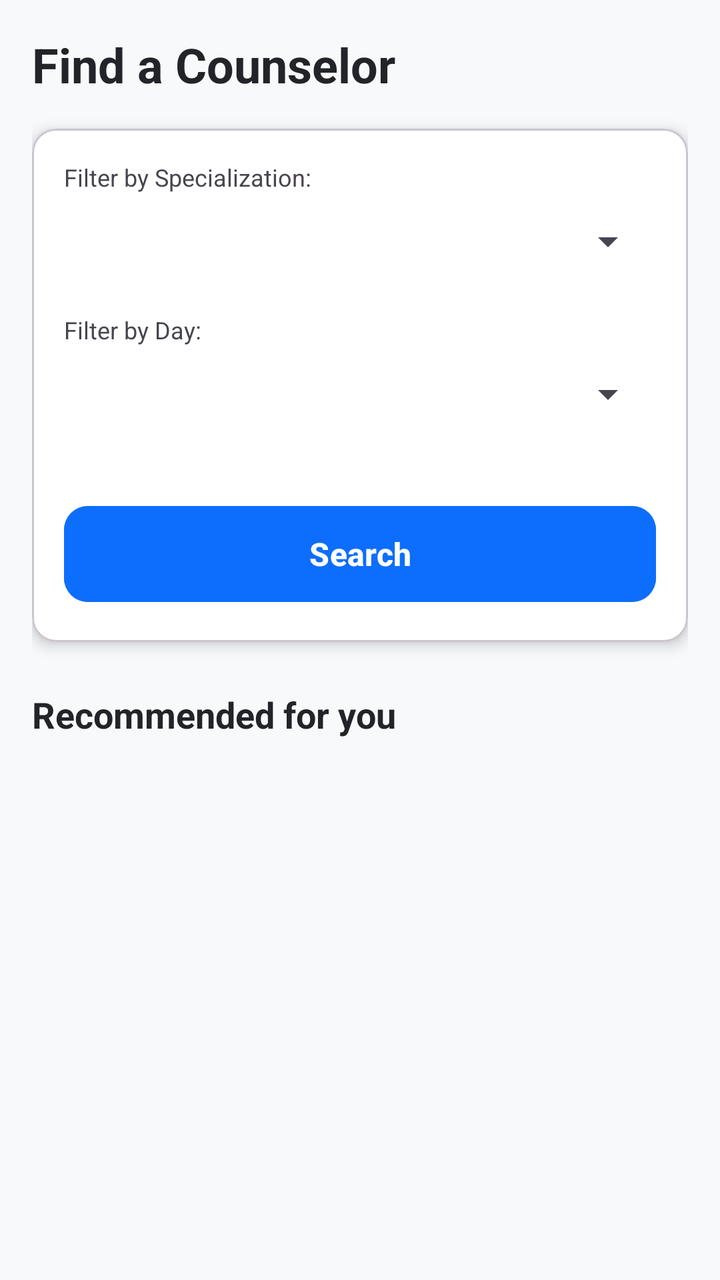
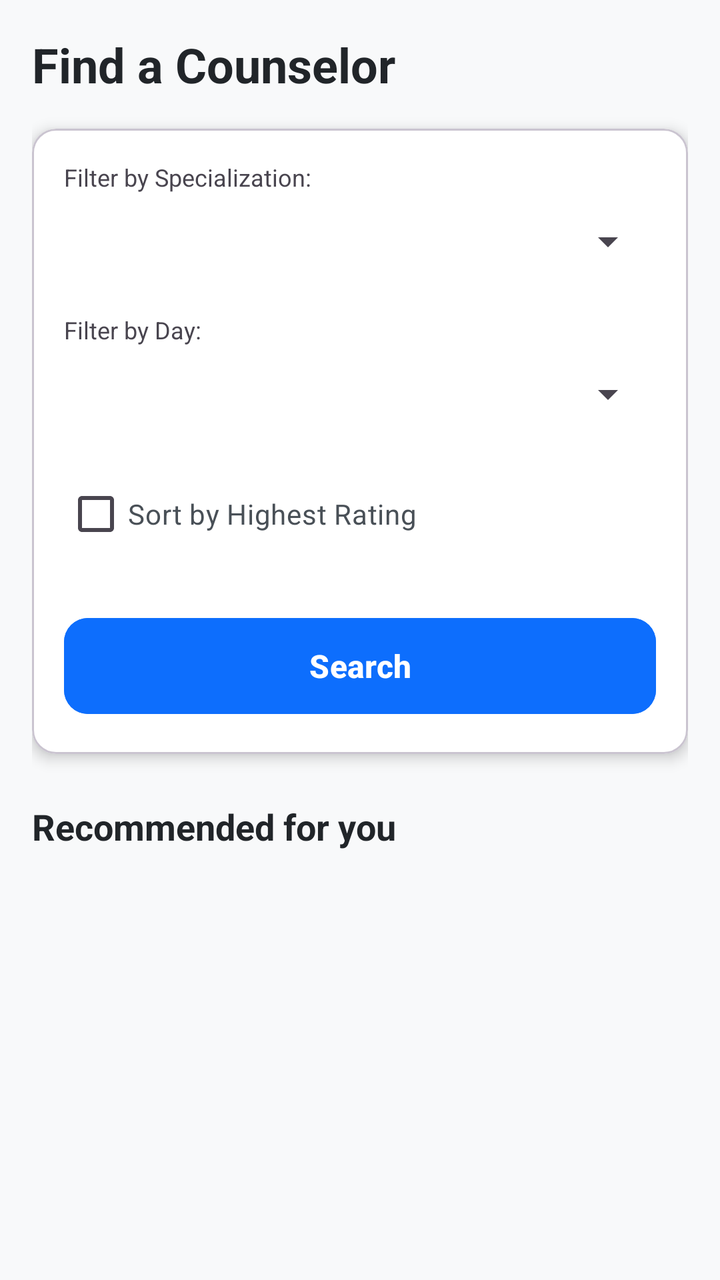

An Android layout rendered at two revisions. The XML below is the earlier revision; the diff shows what the commit changed to produce the second picture.
<!-- AndroidManifest.xml: application theme Theme.CounsellingApp -->
<!-- res/layout/activity_counselor_search.xml -->
<?xml version="1.0" encoding="utf-8"?>
<LinearLayout xmlns:android="http://schemas.android.com/apk/res/android"
    xmlns:app="http://schemas.android.com/apk/res-auto"
    android:layout_width="match_parent"
    android:layout_height="match_parent"
    android:orientation="vertical"
    android:padding="16dp"
    android:background="#F8F9FA">

    <TextView
        android:layout_width="wrap_content"
        android:layout_height="wrap_content"
        android:text="Find a Counselor"
        android:textSize="24sp"
        android:textStyle="bold"
        android:textColor="#212529"
        android:layout_marginBottom="16dp" />

    
    <com.google.android.material.card.MaterialCardView
        android:layout_width="match_parent"
        android:layout_height="wrap_content"
        android:layout_marginBottom="24dp"
        app:cardCornerRadius="12dp"
        app:cardElevation="4dp"
        app:cardBackgroundColor="@android:color/white">

        <LinearLayout
            android:layout_width="match_parent"
            android:layout_height="wrap_content"
            android:orientation="vertical"
            android:padding="16dp">

    <TextView
        android:layout_width="wrap_content"
        android:layout_height="wrap_content"
        android:text="Filter by Specialization:"
        android:textSize="12sp" />

    <Spinner
        android:id="@+id/spSearchSpec"
        android:layout_width="match_parent"
        android:layout_height="wrap_content"
        android:minHeight="48dp"
        android:layout_marginBottom="12dp" />

    <TextView
        android:layout_width="wrap_content"
        android:layout_height="wrap_content"
        android:text="Filter by Day:"
        android:textSize="12sp" />

    <Spinner
        android:id="@+id/spSearchDay"
        android:layout_width="match_parent"
        android:layout_height="wrap_content"
        android:minHeight="48dp"
        android:layout_marginBottom="12dp" />


            <com.google.android.material.button.MaterialButton
                android:id="@+id/btnSearch"
                android:layout_width="match_parent"
                android:layout_height="56dp"
                android:layout_marginTop="16dp"
                android:text="Search"
                android:textAllCaps="false"
                android:textSize="16sp"
                android:textStyle="bold"
                app:cornerRadius="12dp"
                android:backgroundTint="#0D6EFD" />

        </LinearLayout>
    </com.google.android.material.card.MaterialCardView>

    
    <TextView
        android:layout_width="wrap_content"
        android:layout_height="wrap_content"
        android:text="Recommended for you"
        android:textSize="18sp"
        android:textStyle="bold"
        android:textColor="#212529"
        android:layout_marginBottom="12dp" />

    <androidx.recyclerview.widget.RecyclerView
        android:id="@+id/rvCounselors"
        android:layout_width="match_parent"
        android:layout_height="0dp"
        android:layout_weight="1"
        android:clipToPadding="false"
        android:paddingBottom="16dp" />

</LinearLayout>
<!-- resources referenced by this layout -->
<resources>
  <style name="Theme.CounsellingApp" parent="Base.Theme.CounsellingApp" />
  <style name="Base.Theme.CounsellingApp" parent="Theme.Material3.DayNight.NoActionBar">
          
          
      </style>
</resources>

<!-- the commit's change to res/layout/activity_counselor_search.xml (unified diff, before → after) -->
@@ -57,6 +57,14 @@
         android:minHeight="48dp"
         android:layout_marginBottom="12dp" />
 
+            <CheckBox
+                android:id="@+id/cbSortByRating"
+                android:layout_width="match_parent"
+                android:layout_height="wrap_content"
+                android:text="Sort by Highest Rating"
+                android:textSize="14sp"
+                android:textColor="#495057"
+                android:layout_marginBottom="8dp" />
 
             <com.google.android.material.button.MaterialButton
                 android:id="@+id/btnSearch"
